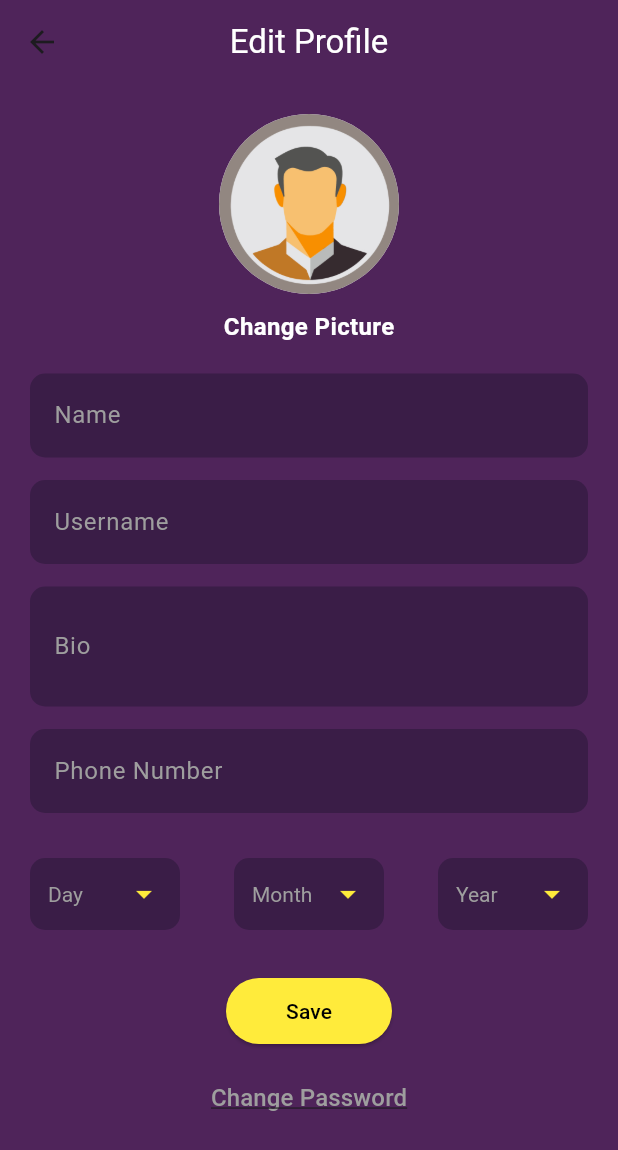
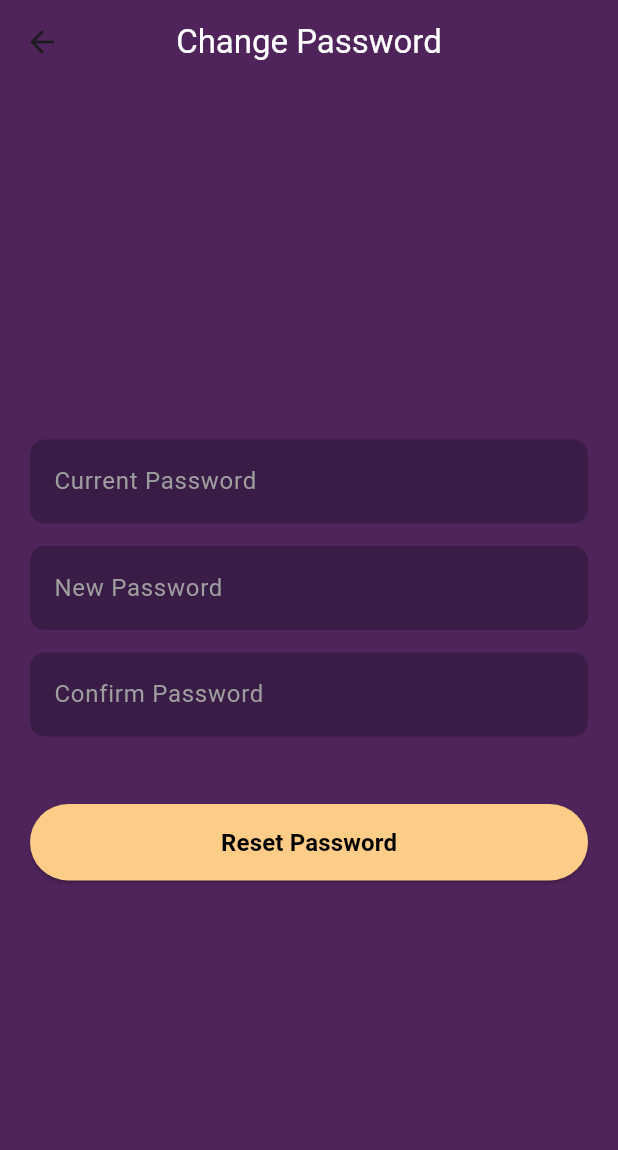
Before and after one commit to dojosgithub/the-minaret, a Flutter app: the EditProfileScreen screen opened directly, after a tap on "Change Password", on a phone screen of 412 x 824 dp. Shown: the top 1150 px of the screen. Run offline on Flutter 3.47's test engine with Material 3 defaults, Android fonts, the phone set to English and light mode, and no system bars.

Commit message:
Change Password Screen and Fix design and color inconsistencies.

```diff
--- a/lib/main.dart
+++ b/lib/main.dart
@@ -5,7 +5,6 @@ import 'screens/post_screen.dart';
 import 'screens/user_screen.dart';
 import 'screens/search_screen.dart';
 import 'widgets/bottom_nav_bar.dart';
-import 'screens/edit_profile_screen.dart';
 import 'widgets/top_bar.dart';
 
 void main() {
--- /dev/null
+++ b/lib/screens/change_password_screen.dart
@@ -0,0 +1,71 @@
+import 'package:flutter/material.dart';
+
+class ChangePasswordScreen extends StatefulWidget {
+  const ChangePasswordScreen({super.key});
+
+  @override
+  State<ChangePasswordScreen> createState() => _ChangePasswordScreenState();
+}
+
+class _ChangePasswordScreenState extends State<ChangePasswordScreen> {
+  @override
+  Widget build(BuildContext context) {
+    return Scaffold(
+      backgroundColor: const Color(0xFF4F245A),
+      appBar: AppBar(
+        backgroundColor: Colors.transparent,
+        elevation: 0,
+        title: const Text('Change Password', style: TextStyle(color: Colors.white)),
+        centerTitle: true,
+      ),
+      body: Center(
+        child: Padding(
+          padding: const EdgeInsets.symmetric(horizontal: 20),
+          child: Column(
+            mainAxisSize: MainAxisSize.min,
+            children: [
+              _buildPasswordField('Current Password'),
+              _buildPasswordField('New Password'),
+              _buildPasswordField('Confirm Password'),
+              const SizedBox(height: 30),
+              SizedBox(
+                width: double.infinity,
+                child: ElevatedButton(
+                  onPressed: () {
+                    // Handle password reset
+                  },
+                  style: ElevatedButton.styleFrom(
+                    backgroundColor: const Color(0xFFFDCC87),
+                    foregroundColor: Colors.black,
+                    padding: const EdgeInsets.symmetric(vertical: 14),
+                  ),
+                  child: const Text('Reset Password', style: TextStyle(fontSize: 16, fontWeight: FontWeight.bold)),
+                ),
+              ),
+            ],
+          ),
+        ),
+      ),
+    );
+  }
+
+  Widget _buildPasswordField(String label) {
+    return Padding(
+      padding: const EdgeInsets.only(bottom: 15),
+      child: TextField(
+        obscureText: true,
+        style: const TextStyle(color: Colors.white),
+        decoration: InputDecoration(
+          labelText: label,
+          labelStyle: const TextStyle(color: Colors.grey),
+          filled: true,
+          fillColor: const Color(0xFF3A1D47),
+          border: OutlineInputBorder(
+            borderRadius: BorderRadius.circular(10),
+            borderSide: BorderSide.none,
+          ),
+        ),
+      ),
+    );
+  }
+}
--- a/lib/screens/edit_profile_screen.dart
+++ b/lib/screens/edit_profile_screen.dart
@@ -1,4 +1,5 @@
 import 'package:flutter/material.dart';
+import 'change_password_screen.dart';
 
 class EditProfileScreen extends StatefulWidget {
   const EditProfileScreen({super.key});
@@ -18,7 +19,7 @@ class _EditProfileScreenState extends State<EditProfileScreen> {
         title: const Text('Edit Profile', style: TextStyle(color: Colors.white)),
         centerTitle: true,
       ),
-      body: Padding(
+      body: SingleChildScrollView(
         padding: const EdgeInsets.all(20.0),
         child: Column(
           children: [
@@ -48,21 +49,27 @@ class _EditProfileScreenState extends State<EditProfileScreen> {
             const SizedBox(height: 15),
             _buildDatePicker(),
             const SizedBox(height: 30),
-            ElevatedButton(
-              onPressed: () {
-                // Save profile changes
-              },
-              style: ElevatedButton.styleFrom(
-                backgroundColor: Colors.yellow,
-                foregroundColor: Colors.black,
-                padding: const EdgeInsets.symmetric(vertical: 12, horizontal: 40),
+            SizedBox(
+              width: double.infinity,
+              child: ElevatedButton(
+                onPressed: () {
+                  // Save profile changes
+                },
+                style: ElevatedButton.styleFrom(
+                  backgroundColor: const Color(0xFFFDCC87),
+                  foregroundColor: Colors.black,
+                  padding: const EdgeInsets.symmetric(vertical: 14),
+                ),
+                child: const Text('Save', style: TextStyle(fontSize: 16, fontWeight: FontWeight.bold)),
               ),
-              child: const Text('Save'),
             ),
             const SizedBox(height: 10),
             TextButton(
               onPressed: () {
-                // Change password functionality
+                Navigator.push(
+                  context,
+                  MaterialPageRoute(builder: (context) => const ChangePasswordScreen()),
+                );
               },
               child: const Text(
                 'Change Password',
@@ -117,7 +124,7 @@ class _EditProfileScreenState extends State<EditProfileScreen> {
       child: DropdownButtonHideUnderline(
         child: DropdownButton<String>(
           dropdownColor: const Color(0xFF3A1D47),
-          iconEnabledColor: Colors.yellow,
+          iconEnabledColor: const Color(0xFFFDCC87),
           style: const TextStyle(color: Colors.white),
           hint: Text(hint, style: const TextStyle(color: Colors.grey)),
           items: items.map((String value) {
--- a/pubspec.yaml
+++ b/pubspec.yaml
@@ -54,6 +54,10 @@ flutter:
   assets:
     - assets/profile_picture.png
     - assets/logo.png
+    - assets/quran.png
+    - assets/tafsir.png
+    - assets/sunnah.png
+    - assets/hadith.png
 
   # The following line ensures that the Material Icons font is
   # included with your application, so that you can use the icons in
```
Also changed, not shown: lib/screens/post_screen.dart (+89 -41 lines), lib/screens/search_screen.dart (+26 -59 lines), lib/screens/user_screen.dart (+21 -15 lines), assets/hadith.png (added), assets/quran.png (added), assets/sunnah.png (added), assets/tafsir.png (added).
